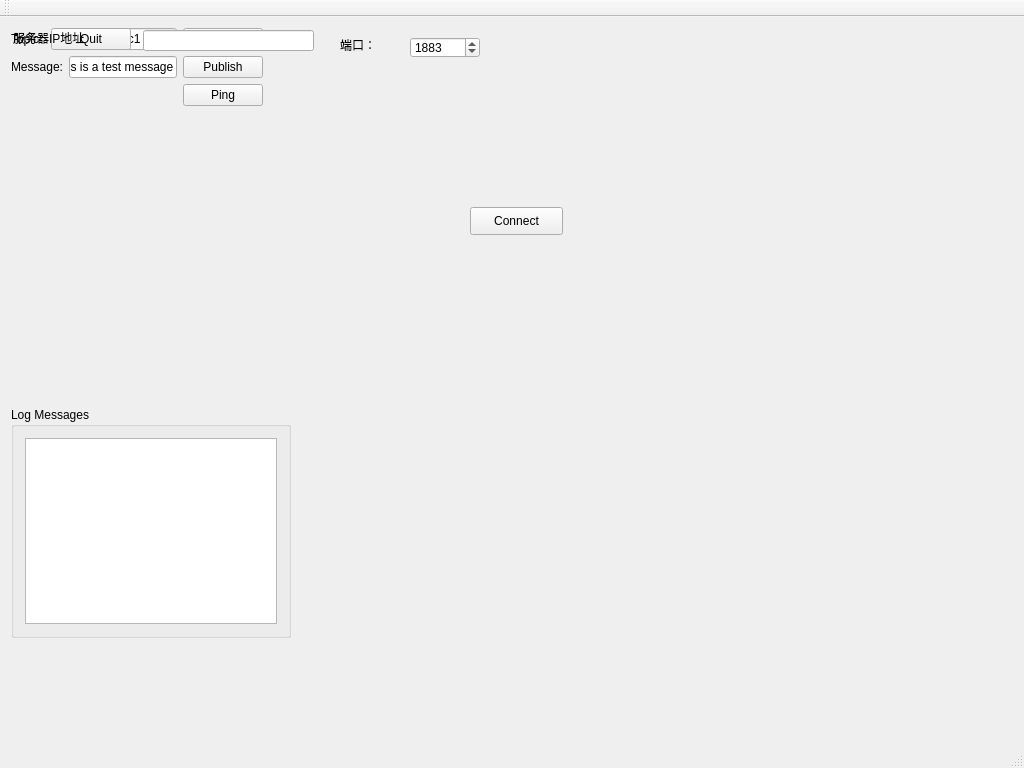
This is Qt_exp/mqtt_client/mainwindow.ui in w809291634/QT_Creator_Study as Qt 5 draws it before an edit. The edited form follows.
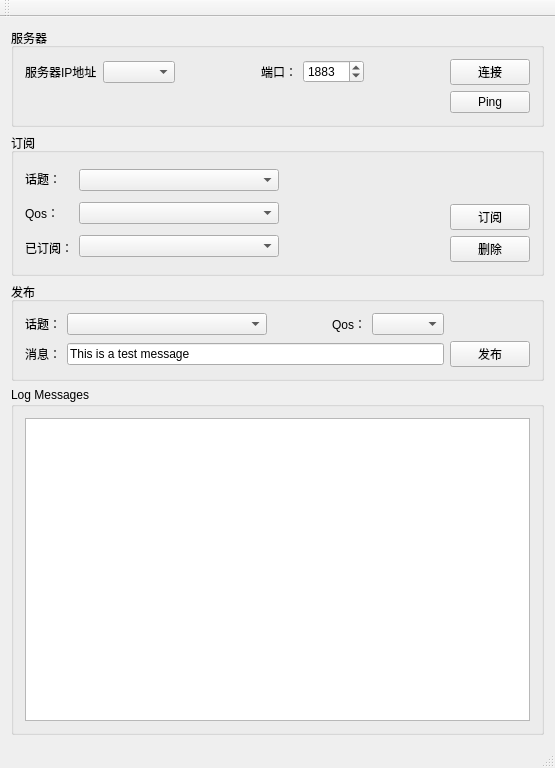
This is the edited form.

Diff of the .ui file:
```diff
--- a/Qt_exp/mqtt_client/mainwindow.ui
+++ b/Qt_exp/mqtt_client/mainwindow.ui
@@ -6,7 +6,7 @@
    <rect>
     <x>0</x>
     <y>0</y>
-    <width>1024</width>
+    <width>555</width>
     <height>768</height>
    </rect>
   </property>
@@ -14,169 +14,323 @@
    <string>MainWindow</string>
   </property>
   <widget class="QWidget" name="centralWidget">
-   <widget class="QGroupBox" name="groupBox">
-    <property name="geometry">
-     <rect>
-      <x>11</x>
-      <y>390</y>
-      <width>280</width>
-      <height>231</height>
-     </rect>
-    </property>
-    <property name="title">
-     <string>Log Messages</string>
-    </property>
-    <layout class="QHBoxLayout" name="horizontalLayout_2">
-     <item>
-      <widget class="QPlainTextEdit" name="editLog"/>
-     </item>
-    </layout>
-   </widget>
-   <widget class="QWidget" name="">
-    <layout class="QGridLayout" name="gridLayout">
-     <item row="0" column="1">
-      <widget class="QLineEdit" name="lineEditTopic">
-       <property name="text">
-        <string>qtmqtt/topic1</string>
-       </property>
-      </widget>
-     </item>
-     <item row="0" column="0">
-      <widget class="QLabel" name="label_3">
-       <property name="text">
-        <string>Topic:</string>
-       </property>
-      </widget>
-     </item>
-     <item row="1" column="0">
-      <widget class="QLabel" name="label_4">
-       <property name="text">
-        <string>Message:</string>
-       </property>
-      </widget>
-     </item>
-     <item row="1" column="2">
-      <widget class="QPushButton" name="buttonPublish">
-       <property name="text">
-        <string>Publish</string>
-       </property>
-      </widget>
-     </item>
-     <item row="0" column="2">
-      <widget class="QPushButton" name="buttonSubscribe">
-       <property name="text">
-        <string>Subscribe</string>
-       </property>
-      </widget>
-     </item>
-     <item row="1" column="1">
-      <widget class="QLineEdit" name="lineEditMessage">
-       <property name="text">
-        <string>This is a test message</string>
-       </property>
-      </widget>
-     </item>
-     <item row="2" column="2">
-      <widget class="QPushButton" name="buttonPing">
-       <property name="text">
-        <string>Ping</string>
-       </property>
-      </widget>
-     </item>
-    </layout>
-   </widget>
-   <widget class="QWidget" name="">
-    <layout class="QHBoxLayout" name="horizontalLayout_3">
-     <item>
-      <spacer name="horizontalSpacer">
-       <property name="orientation">
-        <enum>Qt::Horizontal</enum>
-       </property>
-       <property name="sizeHint" stdset="0">
-        <size>
-         <width>40</width>
-         <height>20</height>
-        </size>
-       </property>
-      </spacer>
-     </item>
-     <item>
-      <widget class="QPushButton" name="buttonQuit">
-       <property name="text">
-        <string>Quit</string>
-       </property>
-      </widget>
-     </item>
-    </layout>
-   </widget>
-   <widget class="QPushButton" name="buttonConnect">
-    <property name="geometry">
-     <rect>
-      <x>470</x>
-      <y>190</y>
-      <width>93</width>
-      <height>28</height>
-     </rect>
-    </property>
-    <property name="text">
-     <string>Connect</string>
-    </property>
-   </widget>
-   <widget class="QLabel" name="label_2">
-    <property name="geometry">
-     <rect>
-      <x>340</x>
-      <y>20</y>
-      <width>40</width>
-      <height>16</height>
-     </rect>
-    </property>
-    <property name="text">
-     <string>端口：</string>
-    </property>
-   </widget>
-   <widget class="QSpinBox" name="spinBoxPort">
-    <property name="geometry">
-     <rect>
-      <x>410</x>
-      <y>20</y>
-      <width>70</width>
-      <height>21</height>
-     </rect>
-    </property>
-    <property name="maximum">
-     <number>99999</number>
-    </property>
-    <property name="value">
-     <number>1883</number>
-    </property>
-   </widget>
-   <widget class="QLabel" name="label">
-    <property name="geometry">
-     <rect>
-      <x>13</x>
-      <y>13</y>
-      <width>123</width>
-      <height>16</height>
-     </rect>
-    </property>
-    <property name="text">
-     <string>服务器IP地址</string>
-    </property>
-   </widget>
-   <widget class="QLineEdit" name="lineEditHost">
-    <property name="geometry">
-     <rect>
-      <x>143</x>
-      <y>13</y>
-      <width>171</width>
-      <height>21</height>
-     </rect>
-    </property>
-    <property name="text">
-     <string/>
-    </property>
-   </widget>
+   <layout class="QGridLayout" name="gridLayout_4">
+    <item row="0" column="0">
+     <widget class="QGroupBox" name="groupBox_2">
+      <property name="sizePolicy">
+       <sizepolicy hsizetype="Preferred" vsizetype="Fixed">
+        <horstretch>0</horstretch>
+        <verstretch>0</verstretch>
+       </sizepolicy>
+      </property>
+      <property name="title">
+       <string>服务器</string>
+      </property>
+      <layout class="QGridLayout" name="gridLayout">
+       <item row="0" column="2">
+        <spacer name="horizontalSpacer_2">
+         <property name="orientation">
+          <enum>Qt::Horizontal</enum>
+         </property>
+         <property name="sizeHint" stdset="0">
+          <size>
+           <width>40</width>
+           <height>20</height>
+          </size>
+         </property>
+        </spacer>
+       </item>
+       <item row="0" column="6">
+        <widget class="QPushButton" name="buttonConnect">
+         <property name="text">
+          <string>连接</string>
+         </property>
+        </widget>
+       </item>
+       <item row="0" column="4">
+        <widget class="QSpinBox" name="spinBoxPort">
+         <property name="maximum">
+          <number>99999</number>
+         </property>
+         <property name="value">
+          <number>1883</number>
+         </property>
+        </widget>
+       </item>
+       <item row="1" column="6">
+        <widget class="QPushButton" name="buttonPing">
+         <property name="text">
+          <string>Ping</string>
+         </property>
+        </widget>
+       </item>
+       <item row="0" column="0">
+        <widget class="QLabel" name="label">
+         <property name="text">
+          <string>服务器IP地址</string>
+         </property>
+        </widget>
+       </item>
+       <item row="0" column="1">
+        <widget class="QComboBox" name="host_cbox"/>
+       </item>
+       <item row="0" column="3">
+        <widget class="QLabel" name="label_2">
+         <property name="text">
+          <string>端口：</string>
+         </property>
+        </widget>
+       </item>
+       <item row="0" column="5">
+        <spacer name="horizontalSpacer_3">
+         <property name="orientation">
+          <enum>Qt::Horizontal</enum>
+         </property>
+         <property name="sizeHint" stdset="0">
+          <size>
+           <width>40</width>
+           <height>20</height>
+          </size>
+         </property>
+        </spacer>
+       </item>
+       <item row="1" column="0" colspan="6">
+        <spacer name="horizontalSpacer">
+         <property name="orientation">
+          <enum>Qt::Horizontal</enum>
+         </property>
+         <property name="sizeHint" stdset="0">
+          <size>
+           <width>40</width>
+           <height>20</height>
+          </size>
+         </property>
+        </spacer>
+       </item>
+      </layout>
+     </widget>
+    </item>
+    <item row="1" column="0">
+     <widget class="QGroupBox" name="groupBox_3">
+      <property name="sizePolicy">
+       <sizepolicy hsizetype="Preferred" vsizetype="Fixed">
+        <horstretch>0</horstretch>
+        <verstretch>0</verstretch>
+       </sizepolicy>
+      </property>
+      <property name="title">
+       <string>订阅</string>
+      </property>
+      <layout class="QGridLayout" name="gridLayout_2">
+       <item row="0" column="0">
+        <layout class="QVBoxLayout" name="verticalLayout_2">
+         <item>
+          <widget class="QLabel" name="label_3">
+           <property name="text">
+            <string>话题：</string>
+           </property>
+          </widget>
+         </item>
+         <item>
+          <widget class="QLabel" name="label_5">
+           <property name="text">
+            <string>Qos：</string>
+           </property>
+          </widget>
+         </item>
+         <item>
+          <widget class="QLabel" name="label_6">
+           <property name="text">
+            <string>已订阅：</string>
+           </property>
+          </widget>
+         </item>
+        </layout>
+       </item>
+       <item row="0" column="1">
+        <layout class="QVBoxLayout" name="verticalLayout">
+         <item>
+          <widget class="QComboBox" name="sub_topic_cbox">
+           <property name="minimumSize">
+            <size>
+             <width>200</width>
+             <height>0</height>
+            </size>
+           </property>
+          </widget>
+         </item>
+         <item>
+          <widget class="QComboBox" name="sub_Qos_cbox">
+           <property name="minimumSize">
+            <size>
+             <width>200</width>
+             <height>0</height>
+            </size>
+           </property>
+          </widget>
+         </item>
+         <item>
+          <widget class="QComboBox" name="sub_list_cbox">
+           <property name="minimumSize">
+            <size>
+             <width>200</width>
+             <height>0</height>
+            </size>
+           </property>
+          </widget>
+         </item>
+        </layout>
+       </item>
+       <item row="0" column="2">
+        <spacer name="horizontalSpacer_4">
+         <property name="orientation">
+          <enum>Qt::Horizontal</enum>
+         </property>
+         <property name="sizeHint" stdset="0">
+          <size>
+           <width>40</width>
+           <height>20</height>
+          </size>
+         </property>
+        </spacer>
+       </item>
+       <item row="0" column="3">
+        <layout class="QVBoxLayout" name="verticalLayout_3">
+         <item>
+          <spacer name="verticalSpacer">
+           <property name="orientation">
+            <enum>Qt::Vertical</enum>
+           </property>
+           <property name="sizeHint" stdset="0">
+            <size>
+             <width>20</width>
+             <height>40</height>
+            </size>
+           </property>
+          </spacer>
+         </item>
+         <item>
+          <widget class="QPushButton" name="sub_btn">
+           <property name="text">
+            <string>订阅</string>
+           </property>
+          </widget>
+         </item>
+         <item>
+          <widget class="QPushButton" name="sub_list_delete">
+           <property name="text">
+            <string>删除</string>
+           </property>
+          </widget>
+         </item>
+        </layout>
+       </item>
+      </layout>
+     </widget>
+    </item>
+    <item row="2" column="0">
+     <widget class="QGroupBox" name="groupBox_4">
+      <property name="sizePolicy">
+       <sizepolicy hsizetype="Preferred" vsizetype="Fixed">
+        <horstretch>0</horstretch>
+        <verstretch>0</verstretch>
+       </sizepolicy>
+      </property>
+      <property name="title">
+       <string>发布</string>
+      </property>
+      <layout class="QGridLayout" name="gridLayout_3">
+       <item row="0" column="0">
+        <layout class="QHBoxLayout" name="horizontalLayout">
+         <item>
+          <widget class="QLabel" name="label_7">
+           <property name="text">
+            <string>话题：</string>
+           </property>
+          </widget>
+         </item>
+         <item>
+          <widget class="QComboBox" name="pub_topic_cbox">
+           <property name="minimumSize">
+            <size>
+             <width>200</width>
+             <height>0</height>
+            </size>
+           </property>
+          </widget>
+         </item>
+         <item>
+          <spacer name="horizontalSpacer_5">
+           <property name="orientation">
+            <enum>Qt::Horizontal</enum>
+           </property>
+           <property name="sizeHint" stdset="0">
+            <size>
+             <width>40</width>
+             <height>20</height>
+            </size>
+           </property>
+          </spacer>
+         </item>
+         <item>
+          <widget class="QLabel" name="label_8">
+           <property name="text">
+            <string>Qos：</string>
+           </property>
+          </widget>
+         </item>
+         <item>
+          <widget class="QComboBox" name="pub_Qos_cbox"/>
+         </item>
+        </layout>
+       </item>
+       <item row="1" column="0">
+        <layout class="QHBoxLayout" name="horizontalLayout_3">
+         <item>
+          <widget class="QLabel" name="label_4">
+           <property name="text">
+            <string>消息：</string>
+           </property>
+          </widget>
+         </item>
+         <item>
+          <widget class="QLineEdit" name="lineEditMessage">
+           <property name="text">
+            <string>This is a test message</string>
+           </property>
+          </widget>
+         </item>
+        </layout>
+       </item>
+       <item row="1" column="1">
+        <widget class="QPushButton" name="buttonPublish">
+         <property name="text">
+          <string>发布</string>
+         </property>
+        </widget>
+       </item>
+      </layout>
+     </widget>
+    </item>
+    <item row="3" column="0">
+     <widget class="QGroupBox" name="groupBox">
+      <property name="sizePolicy">
+       <sizepolicy hsizetype="Preferred" vsizetype="Expanding">
+        <horstretch>0</horstretch>
+        <verstretch>0</verstretch>
+       </sizepolicy>
+      </property>
+      <property name="title">
+       <string>Log Messages</string>
+      </property>
+      <layout class="QHBoxLayout" name="horizontalLayout_2">
+       <item>
+        <widget class="QListView" name="history_listView"/>
+       </item>
+      </layout>
+     </widget>
+    </item>
+   </layout>
   </widget>
   <widget class="QMenuBar" name="menuBar">
    <property name="geometry">
```
Left out of the diff: 2 changed lines with no effect on the pictures.
